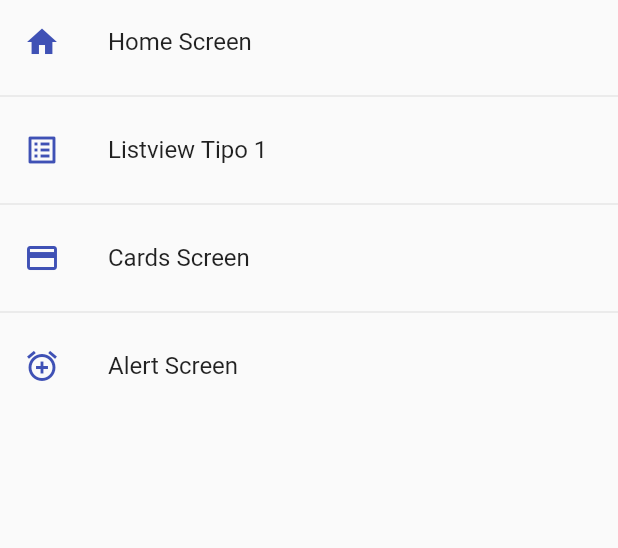
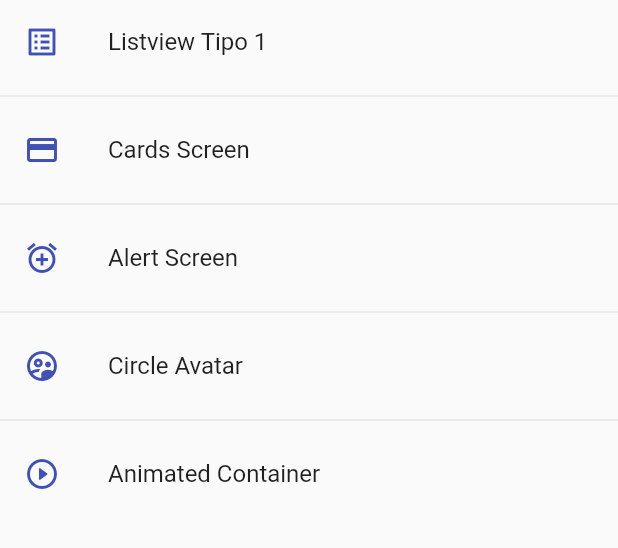
Before and after one commit to Gomez-Enzo/Flutter-Componentes, a Flutter app: the screen it shows after launch, on a phone screen of 412 x 824 dp, the part 84-632 px from its top. Run offline on Flutter 3.47's test engine with Material 2 defaults, Android fonts, the phone set to English and light mode, and no system bars.

```diff
--- a/components_flutter/lib/router/app_routes.dart
+++ b/components_flutter/lib/router/app_routes.dart
@@ -7,11 +7,6 @@ class AppRoutes {
   static const initialRoute = 'home';
 
   static final menuOptions = <MenuOption>[
-    MenuOption(
-        route: 'home',
-        name: 'Home Screen',
-        screen: const HomeScreen(),
-        icon: Icons.home),
     MenuOption(
         route: 'Listview1',
         name: 'Listview Tipo 1',
@@ -27,12 +22,22 @@ class AppRoutes {
         name: 'Alert Screen',
         screen: const AlertScreen(),
         icon: Icons.add_alarm_sharp),
+    MenuOption(
+        route: 'avatar',
+        name: 'Circle Avatar',
+        screen: const AvatarScreen(),
+        icon: Icons.supervised_user_circle_outlined),
+    MenuOption(
+        route: 'Animated',
+        name: 'Animated Container',
+        screen: const AnimatedScreen(),
+        icon: Icons.play_circle_outline_rounded),
   ];
 
   static Map<String, Widget Function(BuildContext)> getAppRoutes() {
     Map<String, Widget Function(BuildContext)> appRoutes = {};
     for (final option in menuOptions) {
-      appRoutes.addAll({option.route: (BuildContext context) => option.screen});
+      appRoutes.addAll({'home': (BuildContext context) => const HomeScreen()});
     }
     return appRoutes;
   }
--- a/components_flutter/lib/screens/screens.dart
+++ b/components_flutter/lib/screens/screens.dart
@@ -2,3 +2,5 @@ export 'package:components_flutter/screens/alert_screen.dart';
 export 'package:components_flutter/screens/cards_screen.dart';
 export 'package:components_flutter/screens/listview1_screen.dart';
 export 'package:components_flutter/screens/home_screen.dart';
+export 'package:components_flutter/screens/avatar_creen.dart';
+export 'package:components_flutter/screens/animated_screen.dart';
```
Also changed, not shown: components_flutter/lib/screens/alert_screen.dart (+29 -1 lines), components_flutter/lib/screens/animated_screen.dart (added, +54 -0 lines), components_flutter/lib/screens/avatar_creen.dart (added, +32 -0 lines).
